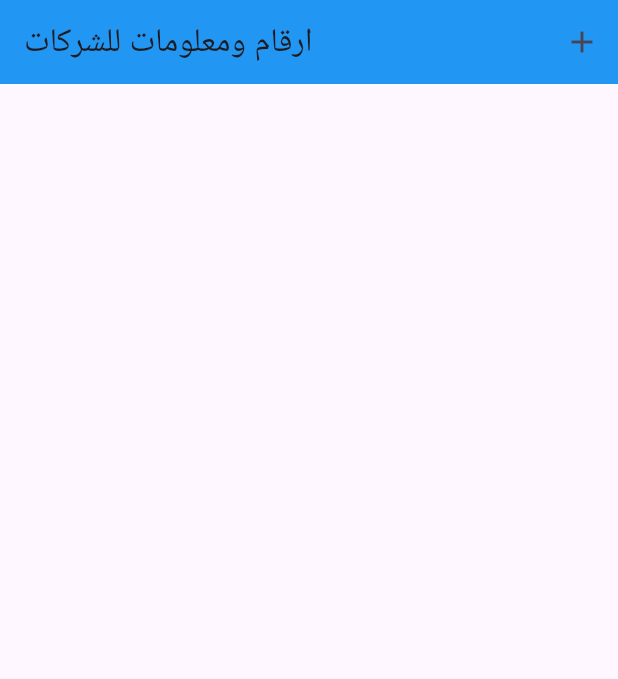
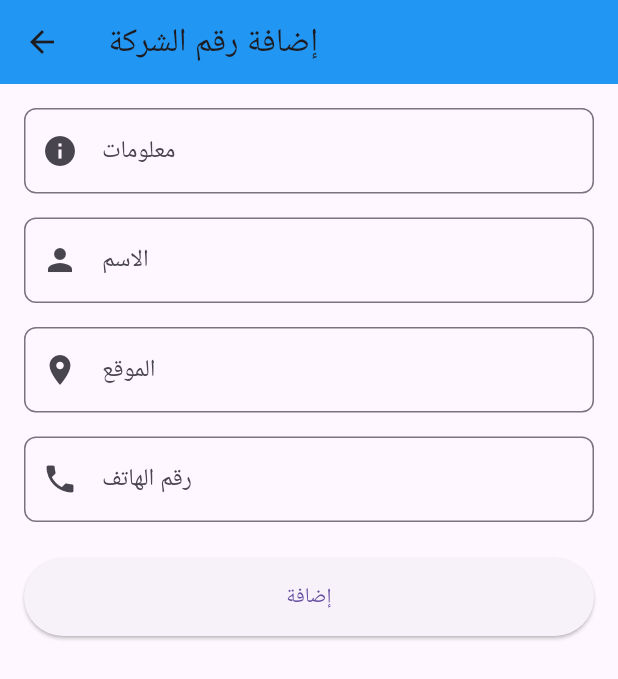
Before and after one commit to khalifa007/flutter_test, a Flutter app: the screen it shows after launch, after a tap on the "add" icon, on a phone screen of 412 x 824 dp. Shown: the top 679 px of the screen. Run offline on Flutter 3.47's test engine with Material 3 defaults, Android fonts, the phone set to English and light mode, and no system bars; our stand-ins replace cloud_firestore, firebase_core; accounts and stored records are empty; statements that could not run were skipped.

Commit message:
Your commit message describing the changes

```diff
--- a/lib/Home.dart
+++ b/lib/Home.dart
@@ -1,6 +1,7 @@
 import 'package:cloud_firestore/cloud_firestore.dart';
 import 'package:flutter/material.dart';
 import 'package:flutter/services.dart';
+import 'package:tasks/addData.dart';
 
 class Home extends StatefulWidget {
   const Home({super.key});
@@ -31,7 +32,17 @@ class _HomeState extends State<Home> {
       appBar: AppBar(
         title: Text('ارقام ومعلومات للشركات'),
         backgroundColor: Colors.blue,
-        actions: [IconButton(onPressed: () {}, icon: Icon(Icons.add))],
+        actions: [
+          IconButton(
+              onPressed: () {
+                Navigator.of(context).push(
+                  MaterialPageRoute(
+                    builder: (context) => const AddDataForm(),
+                  ),
+                );
+              },
+              icon: Icon(Icons.add))
+        ],
       ),
       body: Container(
         margin: const EdgeInsets.all(15),
@@ -49,7 +60,7 @@ class _HomeState extends State<Home> {
                                 .toString()))
                         .then((_) {
                       ScaffoldMessenger.of(context).showSnackBar(const SnackBar(
-                          content:  Text("Phone number copied to clipboard")));
+                          content: Text("Phone number copied to clipboard")));
                     });
                   },
                   icon: Icon(Icons.phone),
--- /dev/null
+++ b/lib/addData.dart
@@ -0,0 +1,159 @@
+import 'package:cloud_firestore/cloud_firestore.dart';
+import 'package:flutter/material.dart';
+
+class AddDataForm extends StatefulWidget {
+  const AddDataForm({Key? key}) : super(key: key);
+
+  @override
+  State<AddDataForm> createState() => _AddDataFormState();
+}
+
+class _AddDataFormState extends State<AddDataForm> {
+  final _formKey = GlobalKey<FormState>();
+  final TextEditingController _infoController = TextEditingController();
+  final TextEditingController _nameController = TextEditingController();
+  final TextEditingController _locationController = TextEditingController();
+  final TextEditingController _phoneController = TextEditingController();
+
+  void adddata(BuildContext context) async {
+    print('send data');
+    var db = FirebaseFirestore.instance;
+    await db.collection("companies").add({
+      'date': Timestamp.now(),
+      'info': _infoController.text,
+      'location': _locationController.text,
+      'name': _nameController.text,
+      'phone': _phoneController.text
+    }).catchError((e) {
+      print('error : ');
+      print(e);
+    }).then((e) {
+      print("تم اضافة البيانات");
+    });
+  }
+
+  @override
+  void dispose() {
+    _infoController.dispose();
+    _nameController.dispose();
+    _locationController.dispose();
+    _phoneController.dispose();
+    super.dispose();
+  }
+
+  @override
+  Widget build(BuildContext context) {
+    return Scaffold(
+      appBar: AppBar(
+        title: const Text('إضافة رقم الشركة'),
+        backgroundColor: Colors.blue,
+      ),
+      body: SingleChildScrollView(
+        padding: const EdgeInsets.all(16.0),
+        child: Form(
+          key: _formKey,
+          child: Column(
+            crossAxisAlignment: CrossAxisAlignment.stretch,
+            children: [
+              _buildTextFormField(
+                controller: _infoController,
+                label: 'معلومات',
+                hint: 'أدخل المعلومات',
+                icon: Icons.info,
+                validator: (value) {
+                  if (value == null || value.isEmpty) {
+                    return 'الرجاء إدخال بعض المعلومات';
+                  }
+                  return null;
+                },
+              ),
+              const SizedBox(height: 16),
+              _buildTextFormField(
+                controller: _nameController,
+                label: 'الاسم',
+                hint: 'أدخل الاسم',
+                icon: Icons.person,
+                validator: (value) {
+                  if (value == null || value.isEmpty) {
+                    return 'الرجاء إدخال الاسم';
+                  }
+                  return null;
+                },
+              ),
+              const SizedBox(height: 16),
+              _buildTextFormField(
+                controller: _locationController,
+                label: 'الموقع',
+                hint: 'أدخل الموقع',
+                icon: Icons.location_on,
+                validator: (value) {
+                  if (value == null || value.isEmpty) {
+                    return 'الرجاء إدخال الموقع';
+                  }
+                  return null;
+                },
+              ),
+              const SizedBox(height: 16),
+              _buildTextFormField(
+                controller: _phoneController,
+                label: 'رقم الهاتف',
+                hint: 'أدخل رقم الهاتف',
+                icon: Icons.phone,
+                keyboardType: TextInputType.phone,
+                validator: (value) {
+                  if (value == null || value.isEmpty) {
+                    return 'الرجاء إدخال رقم الهاتف';
+                  }
+                  return null;
+                },
+              ),
+              const SizedBox(height: 24),
+              ElevatedButton(
+                onPressed: () => _submitForm(context),
+                child: const Text('إضافة'),
+                style: ElevatedButton.styleFrom(
+                  padding: const EdgeInsets.symmetric(vertical: 16),
+                ),
+              ),
+            ],
+          ),
+        ),
+      ),
+    );
+  }
+
+  Widget _buildTextFormField({
+    required TextEditingController controller,
+    required String label,
+    required String hint,
+    required IconData icon,
+    String? Function(String?)? validator,
+    TextInputType? keyboardType,
+  }) {
+    return TextFormField(
+      controller: controller,
+      decoration: InputDecoration(
+        labelText: label,
+        hintText: hint,
+        border: OutlineInputBorder(
+          borderRadius: BorderRadius.circular(8.0),
+        ),
+        prefixIcon: Icon(icon),
+      ),
+      validator: validator,
+      keyboardType: keyboardType,
+    );
+  }
+
+  void _submitForm(BuildContext context) {
+    if (_formKey.currentState!.validate()) {
+      // Process the form data
+      print('Form submitted');
+      print('Info: ${_infoController.text}');
+      print('Name: ${_nameController.text}');
+      print('Location: ${_locationController.text}');
+      print('Phone: ${_phoneController.text}');
+      adddata(context);
+    }
+  }
+}
```
